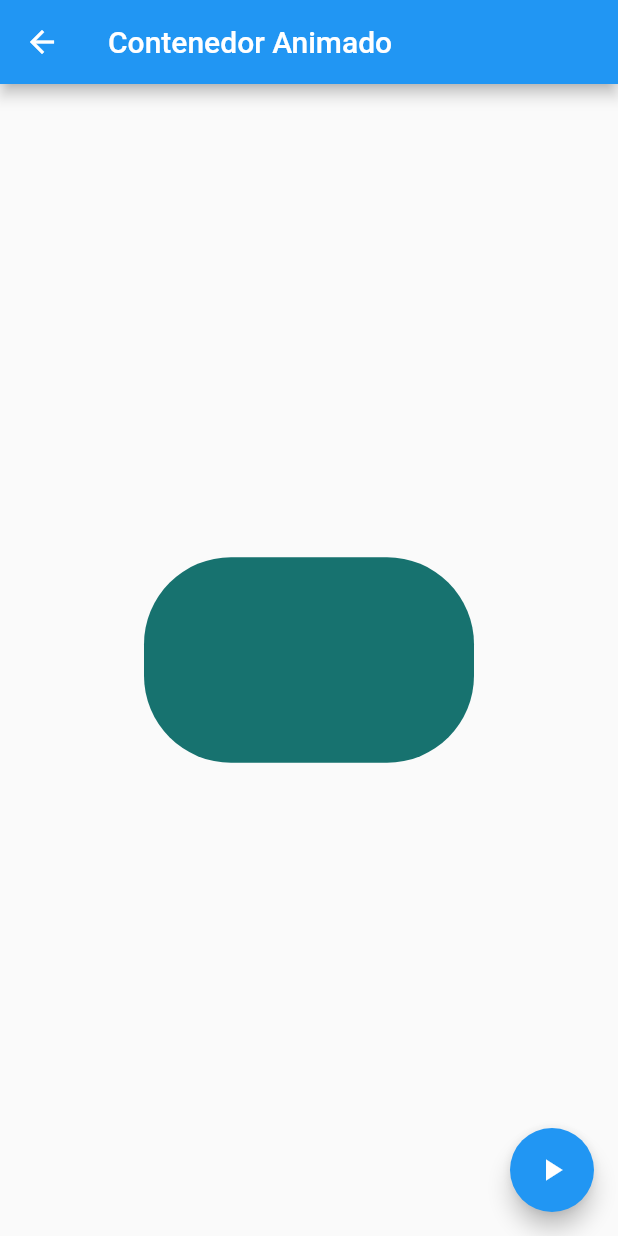
After one commit to jvelez22/FlutterCourse, a Flutter app: the AnimatedContainerPage screen opened by its route, after a tap on the "play arrow" icon, on a phone screen of 412 x 824 dp. The commit adds this screen. Run offline on Flutter 3.47's test engine with Material 2 defaults, Android fonts, the phone set to English and light mode, and no system bars.

Commit message:
Circle avatar and animated container.

```diff
--- a/widgets_app/data/menu_opts.json
+++ b/widgets_app/data/menu_opts.json
@@ -15,6 +15,11 @@
             "ruta" : "card",
             "icon" : "folder_open",
             "texto": "Cards - Tarjetas"
+        },
+        {
+            "ruta" : "animated_container",
+            "icon" : "donut_large",
+            "texto": "Contenedor animado"
         }
     ]
 }
--- /dev/null
+++ b/widgets_app/lib/src/pages/animated_container.dart
@@ -0,0 +1,50 @@
+import 'dart:math';
+
+import 'package:flutter/material.dart';
+
+class AnimatedContainerPage extends StatefulWidget {
+  AnimatedContainerPage({Key key}) : super(key: key);
+
+  @override
+  _AnimatedContainerPageState createState() => _AnimatedContainerPageState();
+}
+
+class _AnimatedContainerPageState extends State<AnimatedContainerPage> {
+  double _width = 50.0;
+  double _height = 50.0;
+  Color _color = Colors.pink;
+  BorderRadiusGeometry _borderRadius = BorderRadius.circular(8.0);
+
+  @override
+  Widget build(BuildContext context) {
+    return Scaffold(
+      appBar: AppBar(title: Text('Contenedor Animado')),
+      body: Center(
+        child: AnimatedContainer(
+          duration: Duration(seconds: 1),
+          curve: Curves.fastOutSlowIn,
+          width: _width,
+          height: _height,
+          decoration: BoxDecoration(borderRadius: _borderRadius, color: _color),
+        ),
+      ),
+      floatingActionButton: FloatingActionButton(
+        onPressed: () {
+          _changeForm();
+        },
+        child: Icon(Icons.play_arrow),
+      ),
+    );
+  }
+
+  void _changeForm() {
+    final random = Random();
+    setState(() {
+      _width = random.nextInt(300).toDouble();
+      _height = random.nextInt(300).toDouble();
+      _color = Color.fromRGBO(
+          random.nextInt(255), random.nextInt(255), random.nextInt(255), 1);
+      _borderRadius = BorderRadius.circular(random.nextInt(100).toDouble());
+    });
+  }
+}
--- a/widgets_app/lib/src/routes/routes.dart
+++ b/widgets_app/lib/src/routes/routes.dart
@@ -1,5 +1,6 @@
 import 'package:flutter/material.dart';
 import 'package:widgets_app/src/pages/alert_page.dart';
+import 'package:widgets_app/src/pages/animated_container.dart';
 import 'package:widgets_app/src/pages/avatar_page.dart';
 import 'package:widgets_app/src/pages/card_page.dart';
 import 'package:widgets_app/src/pages/home_page.dart';
@@ -8,5 +9,6 @@ Map<String, WidgetBuilder> getApplicationsRoutes() => {
       '/': (BuildContext contex) => HomePage(),
       'alert': (BuildContext context) => AlertPage(),
       'avatar': (BuildContext context) => AvatarPage(),
-      'card': (BuildContext context) => CardPage()
+      'card': (BuildContext context) => CardPage(),
+      'animated_container': (BuildContext context) => AnimatedContainerPage()
     };
```
Also changed, not shown: widgets_app/lib/src/pages/avatar_page.dart (+24 -2 lines), widgets_app/lib/src/utils/icons_string_util.dart (+4 -3 lines).
